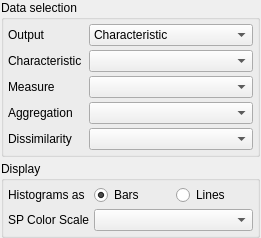
This is modules/FiAKEr/SensitivitySettings.ui in 3dct/open_iA as Qt 5 draws it before an edit. The edited form follows.
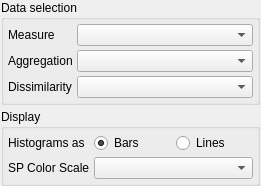
This is the edited form.

Commit message: Sensitivity: Remove unused parameter details chart + output/characteristic combobox

What changed in the file:
```diff
--- a/modules/FiAKEr/SensitivitySettings.ui
+++ b/modules/FiAKEr/SensitivitySettings.ui
@@ -7,7 +7,7 @@
     <x>0</x>
     <y>0</y>
     <width>261</width>
-    <height>206</height>
+    <height>180</height>
    </rect>
   </property>
   <property name="windowTitle">
@@ -109,16 +109,9 @@
        <number>4</number>
       </property>
       <item row="2" column="1">
-       <widget class="QComboBox" name="cmbboxMeasure">
-        <property name="sizePolicy">
-         <sizepolicy hsizetype="Expanding" vsizetype="Fixed">
-          <horstretch>0</horstretch>
-          <verstretch>0</verstretch>
-         </sizepolicy>
-        </property>
-       </widget>
+       <widget class="QComboBox" name="cmbboxDissimilarity"/>
       </item>
-      <item row="3" column="1">
+      <item row="1" column="1">
        <widget class="QComboBox" name="cmbboxAggregation">
         <property name="sizePolicy">
          <sizepolicy hsizetype="Expanding" vsizetype="Fixed">
@@ -128,46 +121,22 @@
         </property>
        </widget>
       </item>
-      <item row="4" column="0">
-       <widget class="QLabel" name="lbDissimilarity">
-        <property name="text">
-         <string>Dissimilarity</string>
-        </property>
-       </widget>
-      </item>
-      <item row="3" column="0">
+      <item row="1" column="0">
        <widget class="QLabel" name="lbAggregation">
         <property name="text">
          <string>Aggregation</string>
         </property>
        </widget>
       </item>
-      <item row="2" column="0">
+      <item row="0" column="0">
        <widget class="QLabel" name="lbMeasure">
         <property name="text">
          <string>Measure</string>
         </property>
        </widget>
       </item>
-      <item row="1" column="0">
-       <widget class="QLabel" name="lbCharacteristic">
-        <property name="text">
-         <string>Characteristic </string>
-        </property>
-       </widget>
-      </item>
-      <item row="0" column="0">
-       <widget class="QLabel" name="lbOutput">
-        <property name="text">
-         <string>Output</string>
-        </property>
-       </widget>
-      </item>
-      <item row="1" column="1">
-       <widget class="QComboBox" name="cmbboxCharacteristic">
-        <property name="enabled">
-         <bool>true</bool>
-        </property>
+      <item row="0" column="1">
+       <widget class="QComboBox" name="cmbboxMeasure">
         <property name="sizePolicy">
          <sizepolicy hsizetype="Expanding" vsizetype="Fixed">
           <horstretch>0</horstretch>
@@ -176,28 +145,13 @@
         </property>
        </widget>
       </item>
-      <item row="0" column="1">
-       <widget class="QComboBox" name="cmbboxOutput">
-        <item>
-         <property name="text">
-          <string>Characteristic</string>
-         </property>
-        </item>
-        <item>
-         <property name="text">
-          <string>Fiber Count</string>
-         </property>
-        </item>
-        <item>
-         <property name="text">
-          <string>Dissimilarity</string>
-         </property>
-        </item>
+      <item row="2" column="0">
+       <widget class="QLabel" name="lbDissimilarity">
+        <property name="text">
+         <string>Dissimilarity</string>
+        </property>
        </widget>
       </item>
-      <item row="4" column="1">
-       <widget class="QComboBox" name="cmbboxDissimilarity"/>
-      </item>
      </layout>
     </widget>
    </item>
```
The commit also changes 3 other files.
